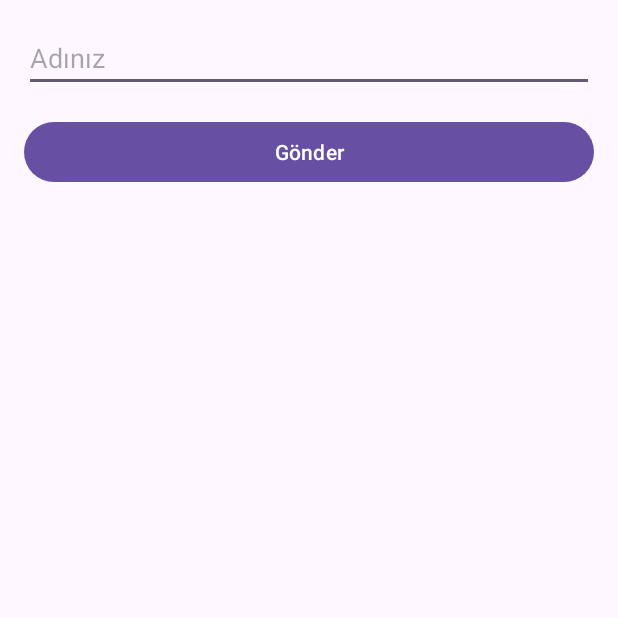
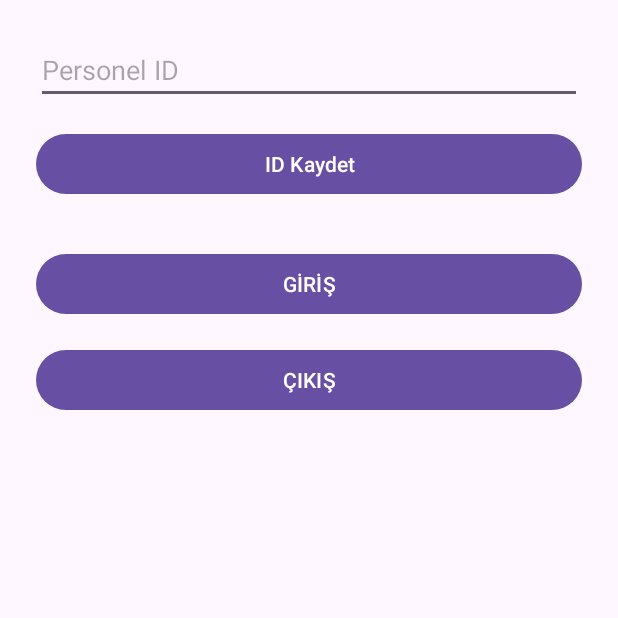
Before and after one commit to BBahadirKAYA/puantajGir, an Android app: the screen it shows after launch (MainActivity), on a phone screen of 412 x 824 dp, the top half of it. Run offline under Robolectric (Android 15) with nearby library versions, the phone set to English and light mode, and no system bars.

Commit message:
personel id ye göre giriş otomatik tarih saat

```diff
--- a/app/src/main/java/com/bahadirkaya/puantajgir/MainActivity.kt
+++ b/app/src/main/java/com/bahadirkaya/puantajgir/MainActivity.kt
@@ -1,9 +1,8 @@
 package com.bahadirkaya.puantajgir
 
+import android.content.Context
 import android.os.Bundle
-import android.widget.Button
-import android.widget.EditText
-import android.widget.Toast
+import android.widget.*
 import androidx.appcompat.app.AppCompatActivity
 import okhttp3.*
 import java.io.IOException
@@ -13,35 +12,63 @@ import java.util.*
 class MainActivity : AppCompatActivity() {
 
     private val client = OkHttpClient()
+    private val sharedPrefKey = "personel_id"
 
     override fun onCreate(savedInstanceState: Bundle?) {
         super.onCreate(savedInstanceState)
         setContentView(R.layout.activity_main)
 
-        val editTextAd = findViewById<EditText>(R.id.editTextAd)
-        val btnGonder = findViewById<Button>(R.id.btnGonder)
+        val editTextPersonelID = findViewById<EditText>(R.id.editTextPersonelID)
+        val btnKaydetID = findViewById<Button>(R.id.btnKaydetID)
+        val btnGiris = findViewById<Button>(R.id.btnGiris)
+        val btnCikis = findViewById<Button>(R.id.btnCikis)
 
-        btnGonder.setOnClickListener {
-            val ad = editTextAd.text.toString().trim()
-            val tarih = SimpleDateFormat("yyyy-MM-dd", Locale.getDefault()).format(Date())
+        // Kaydedilen ID varsa göster
+        val sharedPref = getSharedPreferences("PREF", Context.MODE_PRIVATE)
+        val savedID = sharedPref.getString(sharedPrefKey, "")
+        editTextPersonelID.setText(savedID)
 
-            if (ad.isNotEmpty()) {
-                veriGonder(ad, tarih)
+        // ID Kaydet
+        btnKaydetID.setOnClickListener {
+            val id = editTextPersonelID.text.toString().trim()
+            if (id.isNotEmpty()) {
+                sharedPref.edit().putString(sharedPrefKey, id).apply()
+                Toast.makeText(this, "Personel ID kaydedildi", Toast.LENGTH_SHORT).show()
             } else {
-                Toast.makeText(this, "Lütfen adınızı girin", Toast.LENGTH_SHORT).show()
+                Toast.makeText(this, "ID boş olamaz", Toast.LENGTH_SHORT).show()
+            }
+        }
+
+        // Giriş Kaydı Gönder
+        btnGiris.setOnClickListener {
+            val id = sharedPref.getString(sharedPrefKey, null)
+            if (id != null) {
+                veriGonder(id, "GİRİŞ")
+            } else {
+                Toast.makeText(this, "Önce Personel ID girin", Toast.LENGTH_SHORT).show()
+            }
+        }
+
+        // Çıkış Kaydı Gönder
+        btnCikis.setOnClickListener {
+            val id = sharedPref.getString(sharedPrefKey, null)
+            if (id != null) {
+                veriGonder(id, "ÇIKIŞ")
+            } else {
+                Toast.makeText(this, "Önce Personel ID girin", Toast.LENGTH_SHORT).show()
             }
         }
     }
 
-    private fun veriGonder(ad: String, tarih: String) {
-        val url = "https://script.google.com/macros/s/AKfycbz9KOjXWHFspZfssQAehhNUjrYMMbpFCi05fnwzpNyg8whdaQgA486j-j6yiBSIkGslew/exec"
+    private fun veriGonder(personelID: String, durum: String) {
+        val tarih = SimpleDateFormat("yyyy-MM-dd HH:mm:ss", Locale.getDefault()).format(Date())
+       val url= "https://script.google.com/macros/s/AKfycbxeknRqNq-JFaWpC7MJGJgaGKGWtoYQNNWfTA8M5neCg_ZeeMZnawq5jQC_A-orH9H0lA/exec"
 
 
         val formBody = FormBody.Builder()
-            .add("AdSoyad", ad)
-            .add("Tarih", tarih)
-            .add("Durum", "Geldi")
-            .add("Aciklama", "BlueStacks testi")
+            .add("personelID", personelID)
+            .add("tarih", tarih)
+            .add("durum", durum)
             .build()
 
         val request = Request.Builder()
@@ -59,7 +86,7 @@ class MainActivity : AppCompatActivity() {
             override fun onResponse(call: Call, response: Response) {
                 val cevap = response.body?.string()
                 runOnUiThread {
-                    Toast.makeText(this@MainActivity, "Sunucu cevabı: $cevap", Toast.LENGTH_LONG).show()
+                    Toast.makeText(this@MainActivity, "Sunucu: $cevap", Toast.LENGTH_LONG).show()
                 }
             }
         })
--- a/app/src/main/res/layout/activity_main.xml
+++ b/app/src/main/res/layout/activity_main.xml
@@ -1,22 +1,39 @@
 <?xml version="1.0" encoding="utf-8"?>
 <LinearLayout xmlns:android="http://schemas.android.com/apk/res/android"
-    android:id="@+id/main"
     android:layout_width="match_parent"
     android:layout_height="match_parent"
-    android:orientation="vertical"
-    android:padding="16dp">
+    android:padding="24dp"
+    android:orientation="vertical">
+
+    <!-- Personel ID Giriş Alanı -->
     <EditText
-        android:id="@+id/editTextAd"
+        android:id="@+id/editTextPersonelID"
         android:layout_width="match_parent"
         android:layout_height="wrap_content"
-        android:hint="@string/adiniz"
-        android:inputType="textPersonName"
-        android:autofillHints="name" />
+        android:hint="Personel ID"
+        android:inputType="number" />
 
+    <!-- Kaydet Butonu (Bir kez giriş için) -->
     <Button
-        android:id="@+id/btnGonder"
+        android:id="@+id/btnKaydetID"
         android:layout_width="match_parent"
         android:layout_height="wrap_content"
-        android:text="@string/gonder"
-        android:layout_marginTop="16dp"/>
+        android:text="ID Kaydet"
+        android:layout_marginTop="16dp" />
+
+    <!-- GİRİŞ Butonu -->
+    <Button
+        android:id="@+id/btnGiris"
+        android:layout_width="match_parent"
+        android:layout_height="wrap_content"
+        android:text="GİRİŞ"
+        android:layout_marginTop="32dp" />
+
+    <!-- ÇIKIŞ Butonu -->
+    <Button
+        android:id="@+id/btnCikis"
+        android:layout_width="match_parent"
+        android:layout_height="wrap_content"
+        android:text="ÇIKIŞ"
+        android:layout_marginTop="16dp" />
 </LinearLayout>
```
